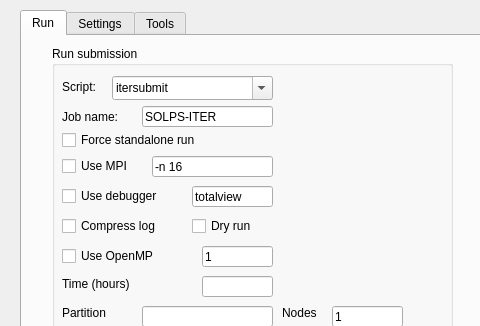
Before: the Qt Designer form src/gui/preferences.ui in LeCAD-PEG/SOLPS-GUI, drawn with Qt 5; both pictures show x 0 to 480 and y 0 to 326 of the 597 by 434 pixel window.
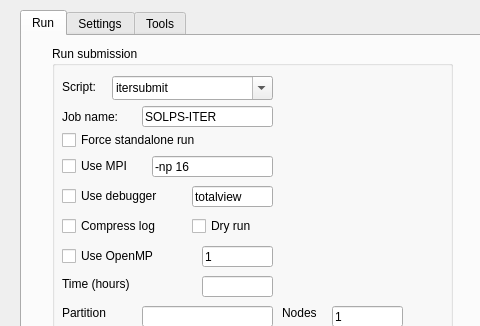
After: the same form once the commit is applied.

Commit message: Fixed -n to -np at MPI

```diff
--- a/src/gui/preferences.ui
+++ b/src/gui/preferences.ui
@@ -187,7 +187,7 @@
        <string>Command line options to MPI</string>
       </property>
       <property name="text">
-       <string>-n 16</string>
+       <string>-np 16</string>
       </property>
      </widget>
      <widget class="QCheckBox" name="checkBox_use_debugger">
```
